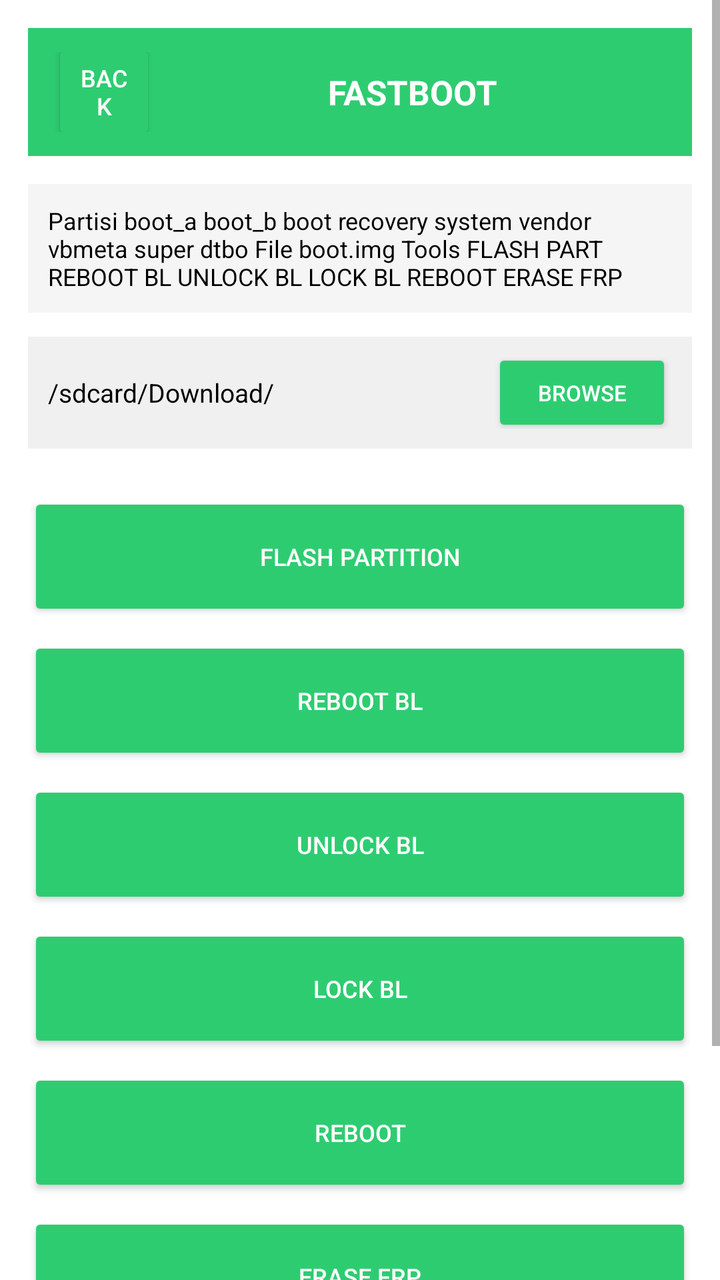
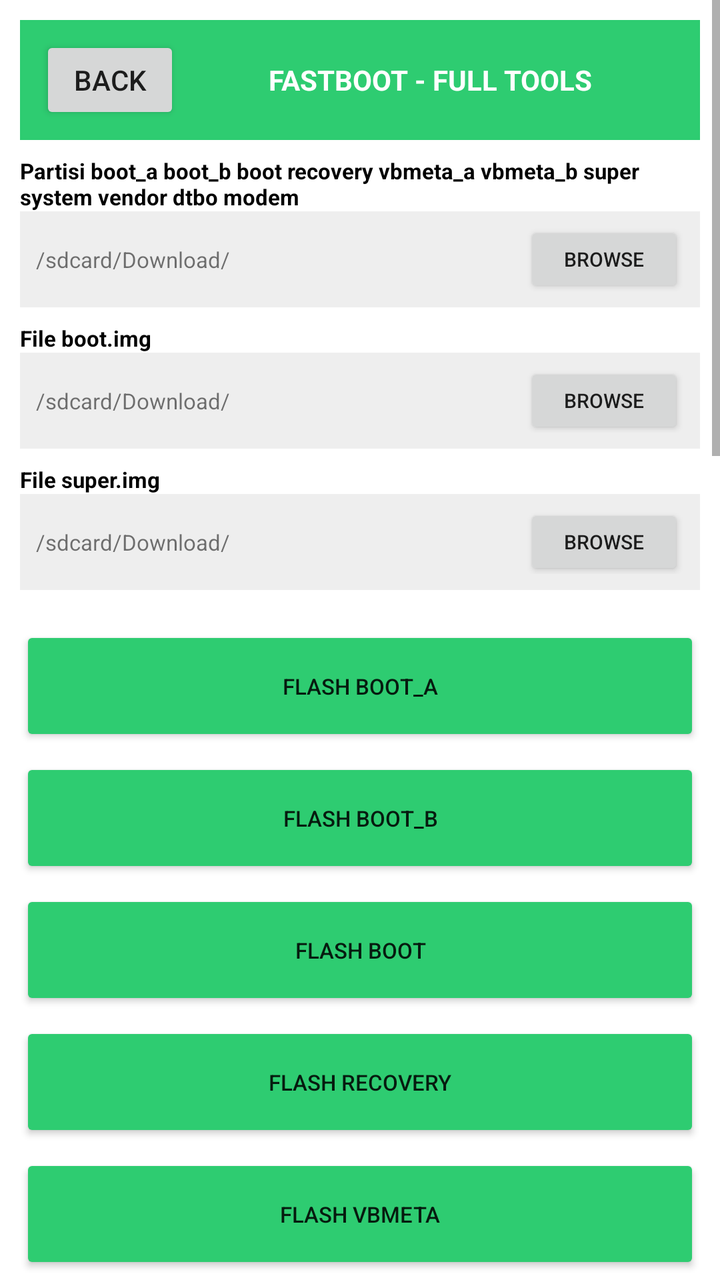

Two renders of the same Android screen: before a commit and after it. Below are the layout's source before the change and the commit's diff.
<!-- AndroidManifest.xml: application theme Theme.OTGFlasher -->
<!-- res/layout/activity_fastboot.xml -->
<?xml version="1.0" encoding="utf-8"?>
<ScrollView xmlns:android="http://schemas.android.com/apk/res/android" android:layout_width="match_parent" android:layout_height="match_parent" android:background="#FFFFFF"><LinearLayout android:orientation="vertical" android:layout_width="match_parent" android:layout_height="wrap_content" android:padding="14dp"><LinearLayout android:orientation="horizontal" android:layout_width="match_parent" android:layout_height="64dp" android:background="#2ECC71" android:gravity="center_vertical" android:padding="12dp"><Button android:id="@+id/btnBack" android:layout_width="52dp" android:layout_height="52dp" android:text="BACK" android:textColor="#FFFFFF" android:backgroundTint="#2ECC71" android:textSize="12sp"/><TextView android:layout_width="0dp" android:layout_weight="1" android:layout_height="wrap_content" android:text="FASTBOOT" android:textSize="17sp" android:textStyle="bold" android:textColor="#FFFFFF" android:gravity="center"/></LinearLayout><TextView android:layout_width="match_parent" android:layout_height="wrap_content" android:text="Partisi boot_a boot_b boot recovery system vendor vbmeta super dtbo File boot.img Tools FLASH PART REBOOT BL UNLOCK BL LOCK BL REBOOT ERASE FRP" android:textSize="12sp" android:textColor="#000000" android:layout_marginTop="14dp" android:background="#F5F5F5" android:padding="10dp"/><LinearLayout android:orientation="horizontal" android:layout_width="match_parent" android:layout_height="56dp" android:background="#F0F0F0" android:gravity="center_vertical" android:padding="10dp" android:layout_marginTop="12dp"><TextView android:id="@+id/txtFile" android:layout_width="0dp" android:layout_weight="1" android:layout_height="wrap_content" android:text="/sdcard/Download/" android:textSize="13sp" android:textColor="#000000"/><Button android:id="@+id/btnBrowse" android:layout_width="90dp" android:layout_height="44dp" android:text="BROWSE" android:textColor="#FFFFFF" android:backgroundTint="#2ECC71" android:textSize="11sp"/></LinearLayout><LinearLayout android:orientation="vertical" android:layout_width="match_parent" android:layout_height="wrap_content" android:layout_marginTop="14dp"><Button android:id="@+id/btn0" android:layout_width="match_parent" android:layout_height="64dp" android:text="FLASH PARTITION" android:textColor="#FFFFFF" android:backgroundTint="#2ECC71" android:textSize="12sp" android:layout_marginTop="8dp"/><Button android:id="@+id/btn1" android:layout_width="match_parent" android:layout_height="64dp" android:text="REBOOT BL" android:textColor="#FFFFFF" android:backgroundTint="#2ECC71" android:textSize="12sp" android:layout_marginTop="8dp"/><Button android:id="@+id/btn2" android:layout_width="match_parent" android:layout_height="64dp" android:text="UNLOCK BL" android:textColor="#FFFFFF" android:backgroundTint="#2ECC71" android:textSize="12sp" android:layout_marginTop="8dp"/><Button android:id="@+id/btn3" android:layout_width="match_parent" android:layout_height="64dp" android:text="LOCK BL" android:textColor="#FFFFFF" android:backgroundTint="#2ECC71" android:textSize="12sp" android:layout_marginTop="8dp"/><Button android:id="@+id/btn4" android:layout_width="match_parent" android:layout_height="64dp" android:text="REBOOT" android:textColor="#FFFFFF" android:backgroundTint="#2ECC71" android:textSize="12sp" android:layout_marginTop="8dp"/><Button android:id="@+id/btn5" android:layout_width="match_parent" android:layout_height="64dp" android:text="ERASE FRP" android:textColor="#FFFFFF" android:backgroundTint="#2ECC71" android:textSize="12sp" android:layout_marginTop="8dp"/></LinearLayout><ProgressBar android:id="@+id/progressBar" style="?android:attr/progressBarStyleHorizontal" android:layout_width="match_parent" android:layout_height="16dp" android:max="100" android:progress="0" android:progressTint="#2ECC71" android:layout_marginTop="16dp"/><TextView android:id="@+id/txtDetail" android:layout_width="match_parent" android:layout_height="wrap_content" android:text="Ready FASTBOOT" android:textSize="12sp" android:textColor="#000000" android:layout_marginTop="6dp"/><TextView android:id="@+id/logView" android:layout_width="match_parent" android:layout_height="wrap_content" android:background="#111111" android:textColor="#00FF00" android:textSize="11sp" android:padding="10dp" android:layout_marginTop="10dp" android:text="LOG FASTBOOT"/></LinearLayout></ScrollView>
<!-- resources referenced by this layout -->
<resources>
  <style name="Theme.OTGFlasher" parent="android:Theme.Material.Light.NoActionBar" />
</resources>

<!-- the commit's change to res/layout/activity_fastboot.xml (unified diff, before → after) -->
@@ -1,2 +1,35 @@
 <?xml version="1.0" encoding="utf-8"?>
-<ScrollView xmlns:android="http://schemas.android.com/apk/res/android" android:layout_width="match_parent" android:layout_height="match_parent" android:background="#FFFFFF"><LinearLayout android:orientation="vertical" android:layout_width="match_parent" android:layout_height="wrap_content" android:padding="14dp"><LinearLayout android:orientation="horizontal" android:layout_width="match_parent" android:layout_height="64dp" android:background="#2ECC71" android:gravity="center_vertical" android:padding="12dp"><Button android:id="@+id/btnBack" android:layout_width="52dp" android:layout_height="52dp" android:text="BACK" android:textColor="#FFFFFF" android:backgroundTint="#2ECC71" android:textSize="12sp"/><TextView android:layout_width="0dp" android:layout_weight="1" android:layout_height="wrap_content" android:text="FASTBOOT" android:textSize="17sp" android:textStyle="bold" android:textColor="#FFFFFF" android:gravity="center"/></LinearLayout><TextView android:layout_width="match_parent" android:layout_height="wrap_content" android:text="Partisi boot_a boot_b boot recovery system vendor vbmeta super dtbo File boot.img Tools FLASH PART REBOOT BL UNLOCK BL LOCK BL REBOOT ERASE FRP" android:textSize="12sp" android:textColor="#000000" android:layout_marginTop="14dp" android:background="#F5F5F5" android:padding="10dp"/><LinearLayout android:orientation="horizontal" android:layout_width="match_parent" android:layout_height="56dp" android:background="#F0F0F0" android:gravity="center_vertical" android:padding="10dp" android:layout_marginTop="12dp"><TextView android:id="@+id/txtFile" android:layout_width="0dp" android:layout_weight="1" android:layout_height="wrap_content" android:text="/sdcard/Download/" android:textSize="13sp" android:textColor="#000000"/><Button android:id="@+id/btnBrowse" android:layout_width="90dp" android:layout_height="44dp" android:text="BROWSE" android:textColor="#FFFFFF" android:backgroundTint="#2ECC71" android:textSize="11sp"/></LinearLayout><LinearLayout android:orientation="vertical" android:layout_width="match_parent" android:layout_height="wrap_content" android:layout_marginTop="14dp"><Button android:id="@+id/btn0" android:layout_width="match_parent" android:layout_height="64dp" android:text="FLASH PARTITION" android:textColor="#FFFFFF" android:backgroundTint="#2ECC71" android:textSize="12sp" android:layout_marginTop="8dp"/><Button android:id="@+id/btn1" android:layout_width="match_parent" android:layout_height="64dp" android:text="REBOOT BL" android:textColor="#FFFFFF" android:backgroundTint="#2ECC71" android:textSize="12sp" android:layout_marginTop="8dp"/><Button android:id="@+id/btn2" android:layout_width="match_parent" android:layout_height="64dp" android:text="UNLOCK BL" android:textColor="#FFFFFF" android:backgroundTint="#2ECC71" android:textSize="12sp" android:layout_marginTop="8dp"/><Button android:id="@+id/btn3" android:layout_width="match_parent" android:layout_height="64dp" android:text="LOCK BL" android:textColor="#FFFFFF" android:backgroundTint="#2ECC71" android:textSize="12sp" android:layout_marginTop="8dp"/><Button android:id="@+id/btn4" android:layout_width="match_parent" android:layout_height="64dp" android:text="REBOOT" android:textColor="#FFFFFF" android:backgroundTint="#2ECC71" android:textSize="12sp" android:layout_marginTop="8dp"/><Button android:id="@+id/btn5" android:layout_width="match_parent" android:layout_height="64dp" android:text="ERASE FRP" android:textColor="#FFFFFF" android:backgroundTint="#2ECC71" android:textSize="12sp" android:layout_marginTop="8dp"/></LinearLayout><ProgressBar android:id="@+id/progressBar" style="?android:attr/progressBarStyleHorizontal" android:layout_width="match_parent" android:layout_height="16dp" android:max="100" android:progress="0" android:progressTint="#2ECC71" android:layout_marginTop="16dp"/><TextView android:id="@+id/txtDetail" android:layout_width="match_parent" android:layout_height="wrap_content" android:text="Ready FASTBOOT" android:textSize="12sp" android:textColor="#000000" android:layout_marginTop="6dp"/><TextView android:id="@+id/logView" android:layout_width="match_parent" android:layout_height="wrap_content" android:background="#111111" android:textColor="#00FF00" android:textSize="11sp" android:padding="10dp" android:layout_marginTop="10dp" android:text="LOG FASTBOOT"/></LinearLayout></ScrollView>
+<ScrollView xmlns:android="http://schemas.android.com/apk/res/android" android:layout_width="match_parent" android:layout_height="match_parent" android:background="#FFFFFF">
+<LinearLayout android:orientation="vertical" android:layout_width="match_parent" android:layout_height="wrap_content" android:padding="10dp">
+<LinearLayout android:orientation="horizontal" android:layout_width="match_parent" android:layout_height="60dp" android:background="#2ECC71" android:gravity="center_vertical" android:padding="10dp"><Button android:id="@+id/btnBack" android:text="BACK" android:layout_width="70dp" android:layout_height="44dp"/><TextView android:text="FASTBOOT - FULL TOOLS" android:textSize="14sp" android:textStyle="bold" android:textColor="#FFFFFF" android:layout_width="0dp" android:layout_weight="1" android:layout_height="wrap_content" android:gravity="center"/></LinearLayout>
+<TextView android:text="Partisi boot_a boot_b boot recovery vbmeta_a vbmeta_b super system vendor dtbo modem" android:textSize="11sp" android:textColor="#000000" android:layout_width="match_parent" android:layout_height="wrap_content" android:layout_marginTop="8dp" android:textStyle="bold"/>
+<LinearLayout android:orientation="horizontal" android:layout_width="match_parent" android:layout_height="48dp" android:background="#EEEEEE" android:gravity="center_vertical" android:padding="8dp"><TextView android:id="@+id/txt_Partisi_boot_a_boot_b_boot_recovery_vbmeta_a_vbmeta_b_super_system_vendor_dtbo_modem" android:text="/sdcard/Download/" android:textSize="11sp" android:layout_width="0dp" android:layout_weight="1" android:layout_height="wrap_content"/><Button android:id="@+id/btn_Partisi_boot_a_boot_b_boot_recovery_vbmeta_a_vbmeta_b_super_system_vendor_dtbo_modem" android:text="BROWSE" android:layout_width="80dp" android:layout_height="38dp" android:textSize="10sp"/></LinearLayout>
+<TextView android:text="File boot.img" android:textSize="11sp" android:textColor="#000000" android:layout_width="match_parent" android:layout_height="wrap_content" android:layout_marginTop="8dp" android:textStyle="bold"/>
+<LinearLayout android:orientation="horizontal" android:layout_width="match_parent" android:layout_height="48dp" android:background="#EEEEEE" android:gravity="center_vertical" android:padding="8dp"><TextView android:id="@+id/txt_File_boot.img" android:text="/sdcard/Download/" android:textSize="11sp" android:layout_width="0dp" android:layout_weight="1" android:layout_height="wrap_content"/><Button android:id="@+id/btn_File_boot.img" android:text="BROWSE" android:layout_width="80dp" android:layout_height="38dp" android:textSize="10sp"/></LinearLayout>
+<TextView android:text="File super.img" android:textSize="11sp" android:textColor="#000000" android:layout_width="match_parent" android:layout_height="wrap_content" android:layout_marginTop="8dp" android:textStyle="bold"/>
+<LinearLayout android:orientation="horizontal" android:layout_width="match_parent" android:layout_height="48dp" android:background="#EEEEEE" android:gravity="center_vertical" android:padding="8dp"><TextView android:id="@+id/txt_File_super.img" android:text="/sdcard/Download/" android:textSize="11sp" android:layout_width="0dp" android:layout_weight="1" android:layout_height="wrap_content"/><Button android:id="@+id/btn_File_super.img" android:text="BROWSE" android:layout_width="80dp" android:layout_height="38dp" android:textSize="10sp"/></LinearLayout>
+
+<LinearLayout android:orientation="vertical" android:layout_width="match_parent" android:layout_height="wrap_content" android:layout_marginTop="12dp">
+<Button android:id="@+id/btn_FLASH_boot_a" android:text="FLASH boot_a" android:layout_width="match_parent" android:layout_height="60dp" android:textSize="11sp" android:layout_marginTop="6dp" android:backgroundTint="#2ECC71"/>
+<Button android:id="@+id/btn_FLASH_boot_b" android:text="FLASH boot_b" android:layout_width="match_parent" android:layout_height="60dp" android:textSize="11sp" android:layout_marginTop="6dp" android:backgroundTint="#2ECC71"/>
+<Button android:id="@+id/btn_FLASH_boot" android:text="FLASH boot" android:layout_width="match_parent" android:layout_height="60dp" android:textSize="11sp" android:layout_marginTop="6dp" android:backgroundTint="#2ECC71"/>
+<Button android:id="@+id/btn_FLASH_recovery" android:text="FLASH recovery" android:layout_width="match_parent" android:layout_height="60dp" android:textSize="11sp" android:layout_marginTop="6dp" android:backgroundTint="#2ECC71"/>
+<Button android:id="@+id/btn_FLASH_vbmeta" android:text="FLASH vbmeta" android:layout_width="match_parent" android:layout_height="60dp" android:textSize="11sp" android:layout_marginTop="6dp" android:backgroundTint="#2ECC71"/>
+<Button android:id="@+id/btn_FLASH_vbmeta_a" android:text="FLASH vbmeta_a" android:layout_width="match_parent" android:layout_height="60dp" android:textSize="11sp" android:layout_marginTop="6dp" android:backgroundTint="#2ECC71"/>
+<Button android:id="@+id/btn_FLASH_super" android:text="FLASH super" android:layout_width="match_parent" android:layout_height="60dp" android:textSize="11sp" android:layout_marginTop="6dp" android:backgroundTint="#2ECC71"/>
+<Button android:id="@+id/btn_FLASH_system" android:text="FLASH system" android:layout_width="match_parent" android:layout_height="60dp" android:textSize="11sp" android:layout_marginTop="6dp" android:backgroundTint="#2ECC71"/>
+<Button android:id="@+id/btn_ERASE_frp" android:text="ERASE frp" android:layout_width="match_parent" android:layout_height="60dp" android:textSize="11sp" android:layout_marginTop="6dp" android:backgroundTint="#2ECC71"/>
+<Button android:id="@+id/btn_ERASE_userdata" android:text="ERASE userdata" android:layout_width="match_parent" android:layout_height="60dp" android:textSize="11sp" android:layout_marginTop="6dp" android:backgroundTint="#2ECC71"/>
+<Button android:id="@+id/btn_SET_ACTIVE_A" android:text="SET ACTIVE A" android:layout_width="match_parent" android:layout_height="60dp" android:textSize="11sp" android:layout_marginTop="6dp" android:backgroundTint="#2ECC71"/>
+<Button android:id="@+id/btn_SET_ACTIVE_B" android:text="SET ACTIVE B" android:layout_width="match_parent" android:layout_height="60dp" android:textSize="11sp" android:layout_marginTop="6dp" android:backgroundTint="#2ECC71"/>
+<Button android:id="@+id/btn_REBOOT_bootloader" android:text="REBOOT bootloader" android:layout_width="match_parent" android:layout_height="60dp" android:textSize="11sp" android:layout_marginTop="6dp" android:backgroundTint="#2ECC71"/>
+<Button android:id="@+id/btn_REBOOT_system" android:text="REBOOT system" android:layout_width="match_parent" android:layout_height="60dp" android:textSize="11sp" android:layout_marginTop="6dp" android:backgroundTint="#2ECC71"/>
+<Button android:id="@+id/btn_UNLOCK_BL" android:text="UNLOCK BL" android:layout_width="match_parent" android:layout_height="60dp" android:textSize="11sp" android:layout_marginTop="6dp" android:backgroundTint="#2ECC71"/>
+<Button android:id="@+id/btn_LOCK_BL" android:text="LOCK BL" android:layout_width="match_parent" android:layout_height="60dp" android:textSize="11sp" android:layout_marginTop="6dp" android:backgroundTint="#2ECC71"/>
+<Button android:id="@+id/btn_OEM_device-info" android:text="OEM device-info" android:layout_width="match_parent" android:layout_height="60dp" android:textSize="11sp" android:layout_marginTop="6dp" android:backgroundTint="#2ECC71"/>
+
+</LinearLayout>
+<ProgressBar android:id="@+id/progressBar" style="?android:attr/progressBarStyleHorizontal" android:layout_width="match_parent" android:layout_height="18dp" android:max="100" android:layout_marginTop="12dp"/>
+<TextView android:id="@+id/txtDetail" android:text="Ready - Full Tools" android:textSize="11sp" android:layout_width="match_parent" android:layout_height="wrap_content" android:layout_marginTop="6dp"/>
+<TextView android:id="@+id/logView" android:text="LOG FASTBOOT - FULL" android:textSize="10sp" android:background="#111111" android:textColor="#00FF00" android:padding="8dp" android:layout_width="match_parent" android:layout_height="300dp" android:layout_marginTop="8dp"/>
+</LinearLayout></ScrollView>
